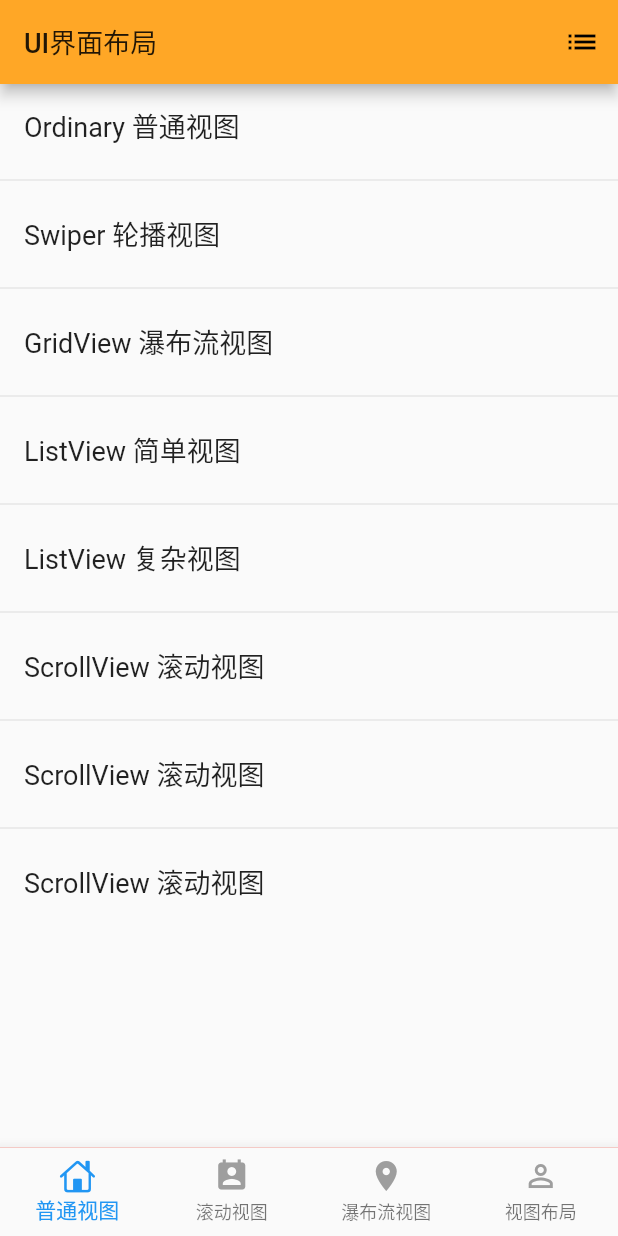
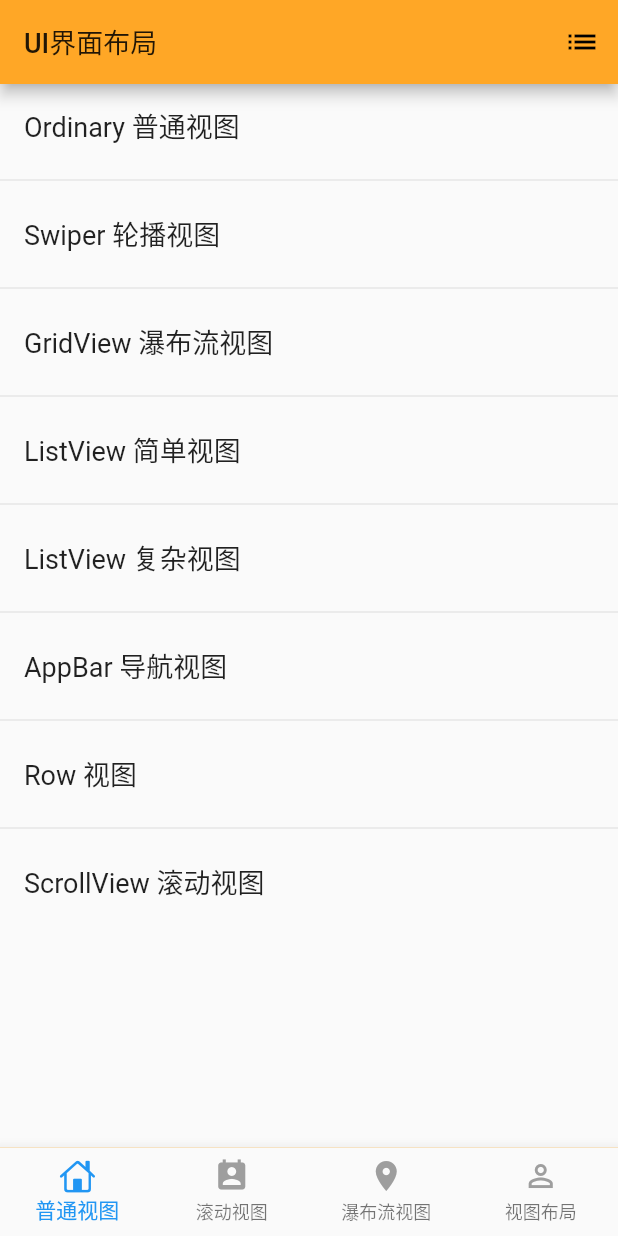
Before and after one commit to opvexe/FlutterNews, a Flutter app: the screen it shows after launch, on a phone screen of 412 x 824 dp. Run offline on Flutter 3.47's test engine with Material 2 defaults, Android fonts, the phone set to English and light mode, and no system bars; our stand-ins replace flutter_swiper.

Commit message:
no message

```diff
--- a/myapp/lib/Page/gridViewCollection.dart
+++ b/myapp/lib/Page/gridViewCollection.dart
@@ -16,6 +16,8 @@ class _gridViewCollectionState extends State<gridViewCollection> {
         height: 320.0,
         padding: const EdgeInsets.fromLTRB(4.0, 20.0, 4.0, 4.0),
         child: GridView.count(
+          physics: NeverScrollableScrollPhysics(),
+    //解决scollview嵌套  滑动gridview的区域 没反应的问题
           crossAxisCount: 5,
           mainAxisSpacing: 20.0, //竖向间距
           crossAxisSpacing: 4.0, //横向间距
--- a/myapp/lib/Page/homeController.dart
+++ b/myapp/lib/Page/homeController.dart
@@ -4,7 +4,7 @@ import './bannerSwiper.dart';
 import './gridViewCollection.dart';
 import './normalController.dart';
 import './complexListView.dart';
-
+import './rowController.dart';
 import 'package:myapp/AppBar/appbar.dart';
 
 class home extends StatefulWidget {
@@ -76,12 +76,12 @@ class _TableListViewState extends State<TableListView> {
          'class': complexListView()
          },
       {
-        'title': 'ScrollView 滚动视图',
-        'class': listController()
+        'title': 'AppBar 导航视图',
+        'class': appbarView()
         },
       {
-        'title': 'ScrollView 滚动视图',
-        'class': listController()
+        'title': 'Row 视图',
+        'class': rowController()
         },
          {
         'title': 'ScrollView 滚动视图',
--- a/myapp/lib/Page/listController.dart
+++ b/myapp/lib/Page/listController.dart
@@ -58,14 +58,17 @@ class _listControllerState extends State<listController> {
                               Container(
                                 alignment: Alignment.centerLeft,
                                 padding: EdgeInsets.only(left: 10.0),
+                                color: Colors.brown,
                                 child: Row(
                                   children: <Widget>[
                                     Icon(
                                       lists[index].icon,
-                                      size: 20.0,
-                                      color: Colors.red,
+                                      size: 25.0,
+                                      color: Colors.grey,
                                     ),
-                                    Padding(padding: EdgeInsets.only(left: 10.0),),
+                                    Padding(
+                                      padding: EdgeInsets.only(left: 10.0),
+                                    ),
                                     Text(lists[index].title,
                                         style: TextStyle(color: Colors.orange)),
                                   ],
@@ -107,10 +110,10 @@ class ListModel {
 
 //创建数组
 const List<ListModel> lists = <ListModel>[
-  ListModel(title: '支付', icon: Icons.pan_tool, isShow: true),
-  ListModel(title: '收藏', icon: Icons.camera, isShow: true),
-  ListModel(title: '相册', icon: Icons.home, isShow: true),
-  ListModel(title: '卡包', icon: Icons.history, isShow: true),
-  ListModel(title: '表情', icon: Icons.list, isShow: false),
-  ListModel(title: '设置', icon: Icons.offline_pin, isShow: true),
+  ListModel(title: '支付', icon: Icons.star, isShow: true),
+  ListModel(title: '收藏', icon: Icons.link, isShow: true),
+  ListModel(title: '相册', icon: Icons.list, isShow: true),
+  ListModel(title: '卡包', icon: Icons.photo, isShow: true),
+  ListModel(title: '表情', icon: Icons.face, isShow: false),
+  ListModel(title: '设置', icon: Icons.settings, isShow: true),
 ];
--- a/myapp/lib/Tabbar/tabbarController.dart
+++ b/myapp/lib/Tabbar/tabbarController.dart
@@ -54,7 +54,7 @@ class _tabbarControllerState extends State<tabbarController> {
   @override
   Widget build(BuildContext context) {
     return Scaffold(
-      backgroundColor: Colors.red,  ///设置controller背景视图颜色
+      backgroundColor: Colors.orange.shade400,  ///设置controller背景视图颜色
       bottomNavigationBar: new BottomNavigationBar(
         items: items,
         type: BottomNavigationBarType.fixed,
```
Also changed, not shown: myapp/lib/Page/rowController.dart (added, +71 -0 lines).
